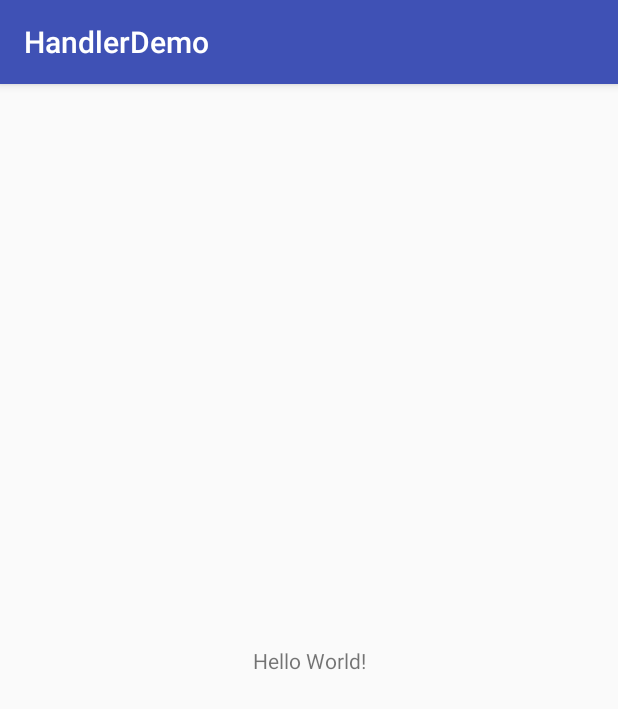
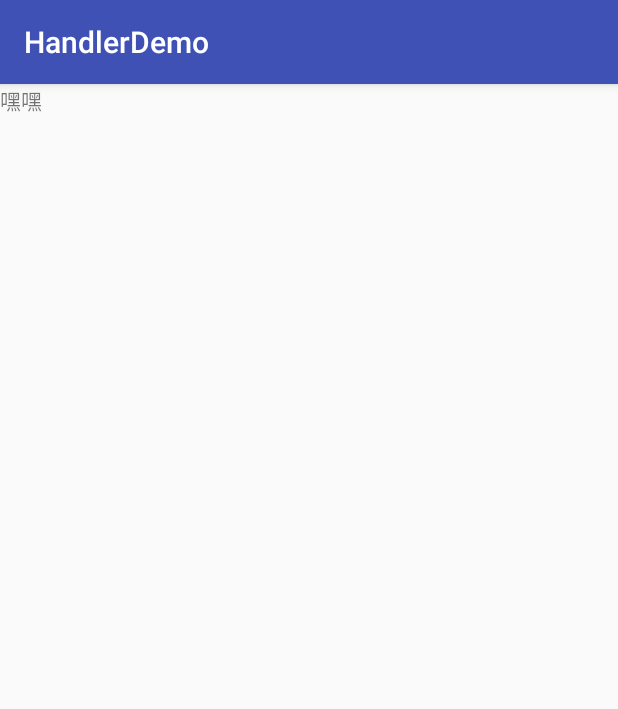
Before and after one commit to zhaoxiaowen-sven/HandlerDemo, an Android app: the screen it shows after launch (MainActivity), on a phone screen of 412 x 824 dp. Shown: the top 709 px of the screen. Run offline under Robolectric (Android 15) with nearby library versions, the phone set to English and light mode, and no system bars.

Commit message:
handler 2

```diff
--- a/app/src/main/java/com/sven/handlerdemo/MainActivity.java
+++ b/app/src/main/java/com/sven/handlerdemo/MainActivity.java
@@ -1,13 +1,87 @@
 package com.sven.handlerdemo;
 
+import android.os.Bundle;
+import android.os.Handler;
+import android.os.Message;
 import android.support.v7.app.AppCompatActivity;
-import android.os.Bundle;
+import android.util.Log;
+import android.view.View;
+import android.widget.TextView;
 
 public class MainActivity extends AppCompatActivity {
+
+    private static final String TAG = "HandleDemo";
+    private TextView tv;
+
+    private Handler handler1;
+
+    private Handler handler2;
+
 
     @Override
     protected void onCreate(Bundle savedInstanceState) {
         super.onCreate(savedInstanceState);
         setContentView(R.layout.activity_main);
+        tv = (TextView) findViewById(R.id.tv);
+
+        handler1 = new Handler(){
+            @Override
+            public void handleMessage(Message msg) {
+//                super.handleMessage(msg);
+                switch (msg.what){
+                    case 0:
+                        tv.setText("哈哈");
+                        break;
+                    case 1:
+                        break;
+                    default:
+                        break;
+                }
+            }
+        };
+
+        new Thread(new Runnable() {
+            @Override
+            public void run() {
+//                Looper.prepare();
+//                handler2 = new Handler();
+//                Message msg = Message.obtain();
+//                wait3seconds();
+//                handler1.sendEmptyMessage(0);
+//                handler1.post(new Runnable() {
+//                    @Override
+//                    public void run() {
+//                        wait3seconds();
+//                        tv.setText("呵呵");
+//                    }
+//                });
+                Log.i(TAG,"1111");
+                tv.post(new Runnable() {
+                    @Override
+                    public void run() {
+                        Log.i(TAG,"2222");
+                        tv.setText("嘿嘿");
+                    }
+                });
+//                MainActivity.this.runOnUiThread(new Runnable() {
+//                    @Override
+//                    public void run() {
+//                        tv.setText("哦哦");
+//                    }
+//                });
+            }
+        }).start();
+    }
+
+    private void wait3seconds() {
+        try {
+            Thread.sleep(3000);
+        } catch (InterruptedException e) {
+            e.printStackTrace();
+        }
+    }
+
+    public void onclick(View v){
+//        switch (v)
     }
 }
--- a/app/src/main/res/layout/activity_main.xml
+++ b/app/src/main/res/layout/activity_main.xml
@@ -1,18 +1,17 @@
 <?xml version="1.0" encoding="utf-8"?>
-<android.support.constraint.ConstraintLayout xmlns:android="http://schemas.android.com/apk/res/android"
+<LinearLayout xmlns:android="http://schemas.android.com/apk/res/android"
     xmlns:app="http://schemas.android.com/apk/res-auto"
     xmlns:tools="http://schemas.android.com/tools"
     android:layout_width="match_parent"
     android:layout_height="match_parent"
+    android:orientation="vertical"
     tools:context="com.sven.handlerdemo.MainActivity">
 
-    <TextView
-        android:layout_width="wrap_content"
-        android:layout_height="wrap_content"
-        android:text="Hello World!"
-        app:layout_constraintBottom_toBottomOf="parent"
-        app:layout_constraintLeft_toLeftOf="parent"
-        app:layout_constraintRight_toRightOf="parent"
-        app:layout_constraintTop_toTopOf="parent" />
+<TextView
+    android:id="@+id/tv"
+    android:onClick="onclick"
+    android:text="hello world"
+    android:layout_width="match_parent"
+    android:layout_height="wrap_content" />
 
-</android.support.constraint.ConstraintLayout>
+</LinearLayout>
```
